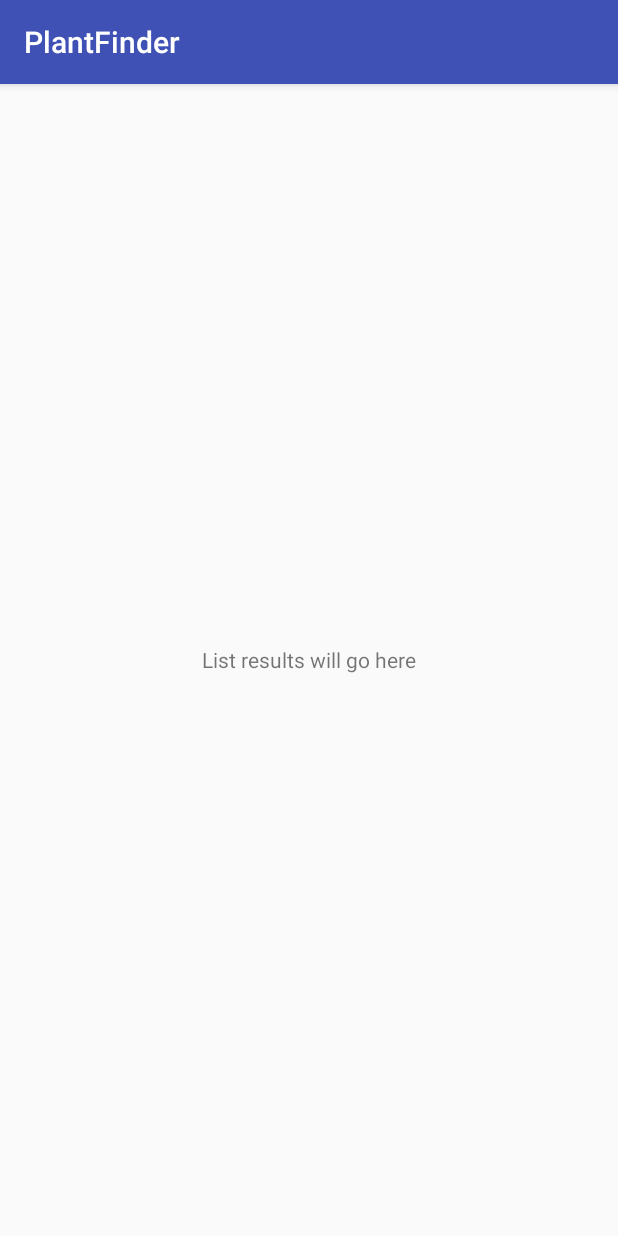
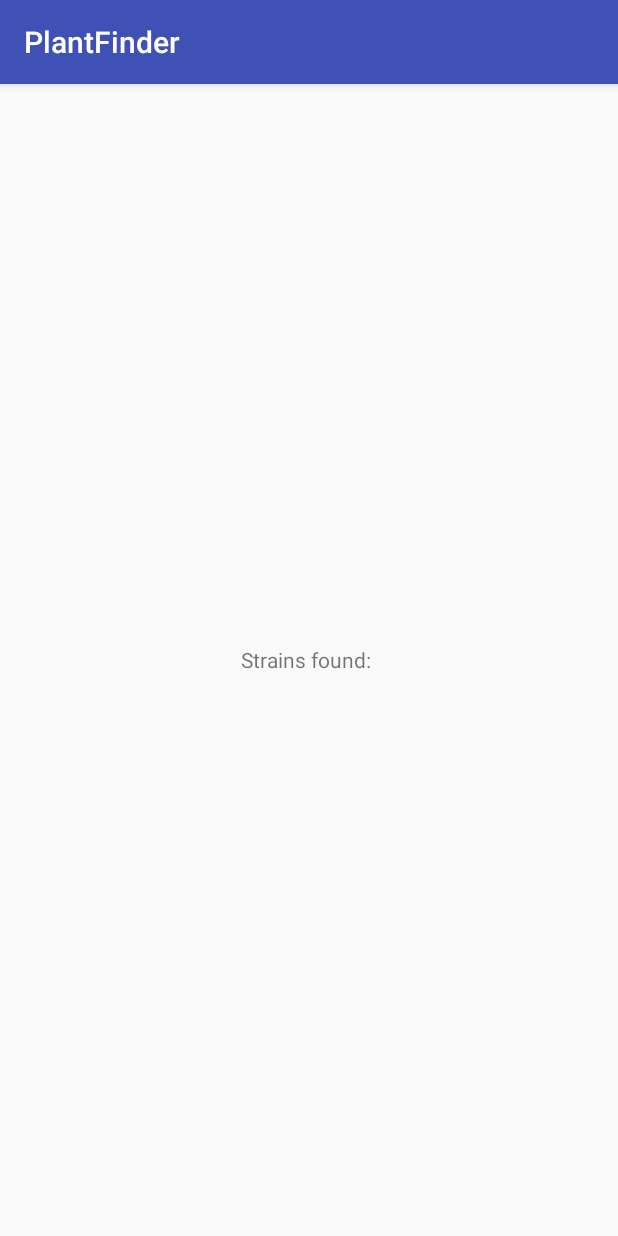
Before and after one commit to pinkjacket/PlantFinder, an Android app: the screen it shows after launch (StrainActivity), after a tap on "WEED BUTTON", on a phone screen of 412 x 824 dp. Run offline under Robolectric (Android 15) with nearby library versions, the phone set to English and light mode, and no system bars; our stand-ins replace ButterKnife.

Commit message:
search term passed into second activity

```diff
--- a/app/src/main/java/pinkjacket/plantfinder/MainActivity.java
+++ b/app/src/main/java/pinkjacket/plantfinder/MainActivity.java
@@ -27,6 +27,7 @@ public class MainActivity extends AppCompatActivity {
                 String strain = mStrainText.getText().toString();
                 Log.d(TAG, strain);
                 Intent intent = new Intent(MainActivity.this, StrainActivity.class);
+                intent.putExtra("strain", strain);
                 startActivity(intent);
             }
         });
--- a/app/src/main/java/pinkjacket/plantfinder/StrainActivity.java
+++ b/app/src/main/java/pinkjacket/plantfinder/StrainActivity.java
@@ -1,13 +1,23 @@
 package pinkjacket.plantfinder;
 
+import android.content.Intent;
 import android.support.v7.app.AppCompatActivity;
 import android.os.Bundle;
+import android.widget.TextView;
+
+import butterknife.BindView;
+import butterknife.ButterKnife;
 
 public class StrainActivity extends AppCompatActivity {
+    @BindView(R.id.strainTextView) TextView mStrainTextView;
 
     @Override
     protected void onCreate(Bundle savedInstanceState) {
         super.onCreate(savedInstanceState);
         setContentView(R.layout.activity_strain);
+        ButterKnife.bind(this);
+        Intent intent = getIntent();
+        String strain = intent.getStringExtra("strain");
+        mStrainTextView.setText("Strains found: " + strain);
     }
 }
--- a/app/src/main/res/layout/activity_main.xml
+++ b/app/src/main/res/layout/activity_main.xml
@@ -36,6 +36,6 @@
         android:layout_marginBottom="28dp"
         android:ems="10"
         android:inputType="textPersonName"
-        android:text="Strain Name" />
+        android:hint="Strain Name" />
 
 </RelativeLayout>
--- a/app/src/main/res/layout/activity_strain.xml
+++ b/app/src/main/res/layout/activity_strain.xml
@@ -7,7 +7,7 @@
     tools:context="pinkjacket.plantfinder.StrainActivity">
 
     <TextView
-        android:id="@+id/textView"
+        android:id="@+id/strainTextView"
         android:layout_width="wrap_content"
         android:layout_height="wrap_content"
         android:layout_centerHorizontal="true"
```
